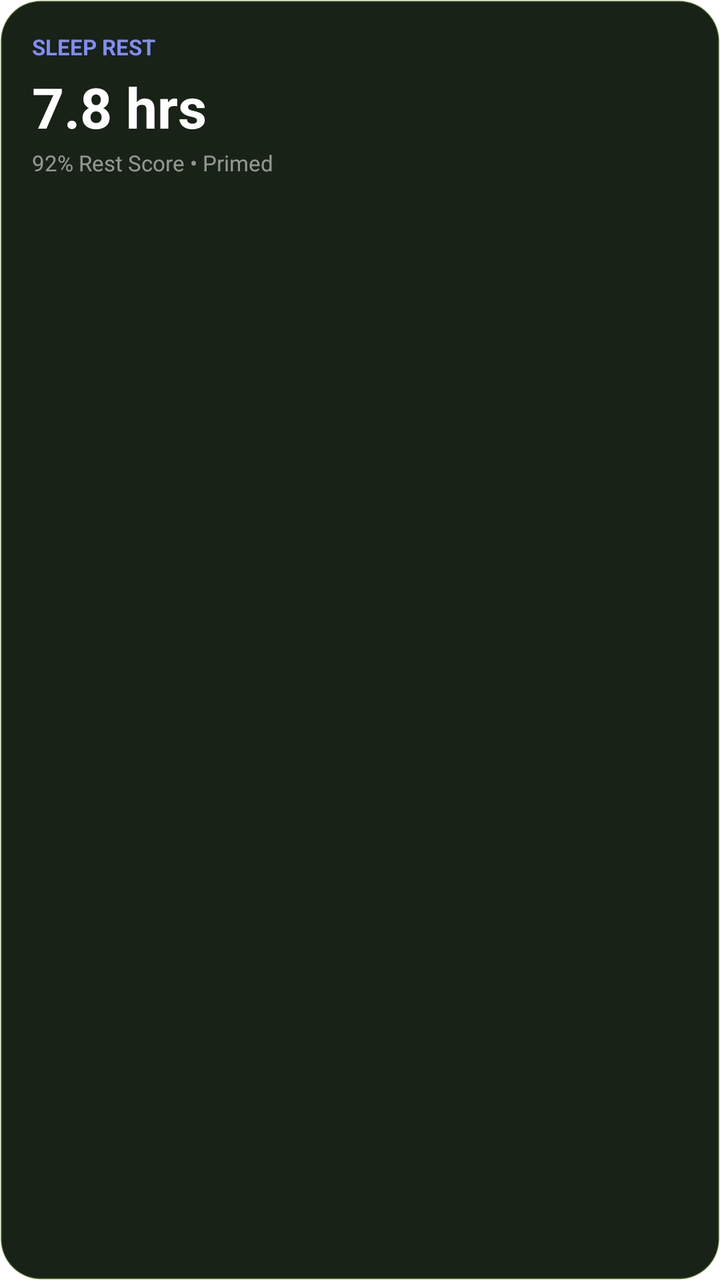
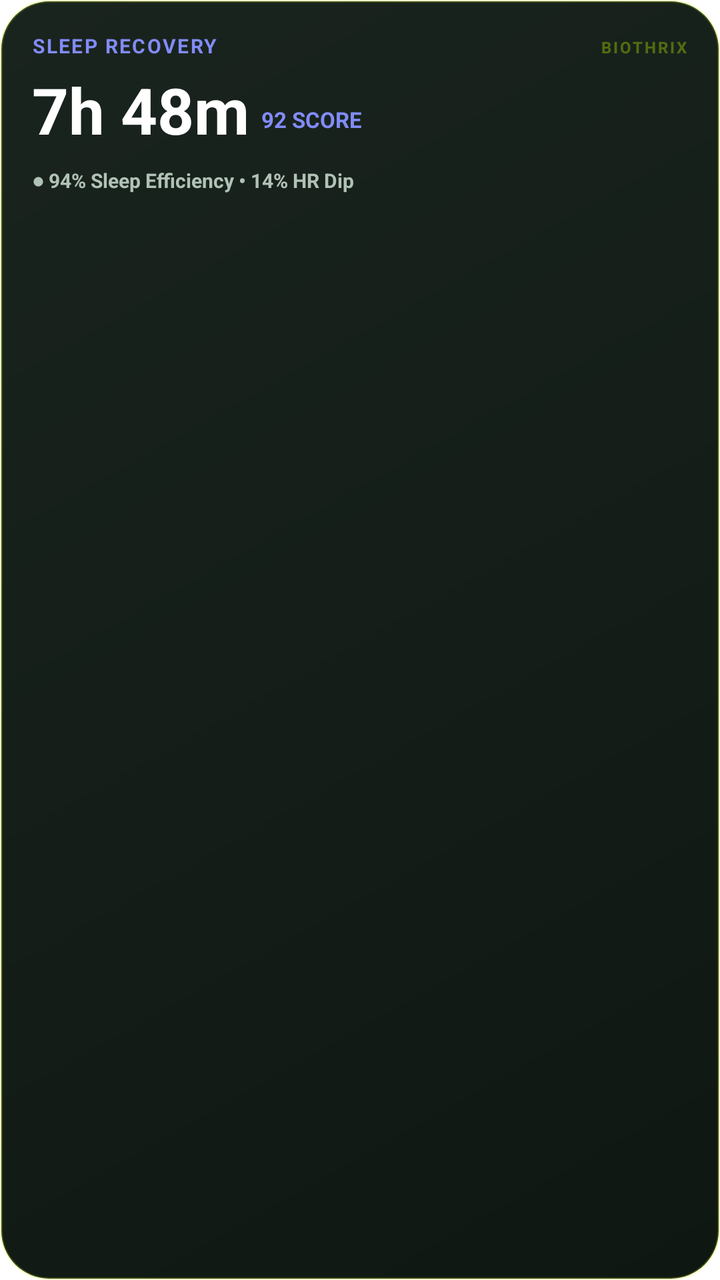

Compare the two renders of this Android layout. The source of the first and the diff that turns it into the second are given below.
<!-- AndroidManifest.xml: fallback theme Theme.MaterialComponents.DayNight.NoActionBar -->
<!-- res/layout/widget_sleep.xml -->
<?xml version="1.0" encoding="utf-8"?>
<LinearLayout xmlns:android="http://schemas.android.com/apk/res/android"
    android:id="@+id/widget_sleep_root"
    android:layout_width="match_parent"
    android:layout_height="match_parent"
    android:background="@drawable/widget_background"
    android:orientation="vertical"
    android:padding="16dp">

    <TextView
        android:id="@+id/widget_sleep_title"
        android:layout_width="wrap_content"
        android:layout_height="wrap_content"
        android:text="SLEEP REST"
        android:textColor="#818CF8"
        android:textSize="11sp"
        android:textStyle="bold" />

    <TextView
        android:id="@+id/widget_sleep_value"
        android:layout_width="wrap_content"
        android:layout_height="wrap_content"
        android:layout_marginTop="4dp"
        android:text="7.8 hrs"
        android:textColor="#FFFFFF"
        android:textSize="28sp"
        android:textStyle="bold" />

    <TextView
        android:id="@+id/widget_sleep_subtitle"
        android:layout_width="wrap_content"
        android:layout_height="wrap_content"
        android:layout_marginTop="2dp"
        android:text="92% Rest Score • Primed"
        android:textColor="#88FFFFFF"
        android:textSize="11sp" />
</LinearLayout>
<!-- resources referenced by this layout -->
<resources>
  <!-- drawable widget_background (drawable) -->
  <?xml version="1.0" encoding="utf-8"?>
  <shape xmlns:android="http://schemas.android.com/apk/res/android"
      android:shape="rectangle">
      <corners android:radius="20dp" />
      <solid android:color="#182216" />
      <stroke android:width="1dp" android:color="#33B5E655" />
  </shape>
</resources>

<!-- the commit's change to res/layout/widget_sleep.xml (unified diff, before → after) -->
@@ -7,31 +7,66 @@
     android:orientation="vertical"
     android:padding="16dp">
 
-    <TextView
-        android:id="@+id/widget_sleep_title"
+    
+    <LinearLayout
+        android:layout_width="match_parent"
+        android:layout_height="wrap_content"
+        android:orientation="horizontal">
+        <TextView
+            android:id="@+id/widget_sleep_title"
+            android:layout_width="0dp"
+            android:layout_height="wrap_content"
+            android:layout_weight="1"
+            android:text="SLEEP RECOVERY"
+            android:textColor="#818CF8"
+            android:textSize="10sp"
+            android:textStyle="bold"
+            android:letterSpacing="0.08" />
+        <TextView
+            android:layout_width="wrap_content"
+            android:layout_height="wrap_content"
+            android:text="BIOTHRIX"
+            android:textColor="#55CCFF00"
+            android:textSize="8sp"
+            android:textStyle="bold"
+            android:letterSpacing="0.12" />
+    </LinearLayout>
+
+    
+    <LinearLayout
         android:layout_width="wrap_content"
         android:layout_height="wrap_content"
-        android:text="SLEEP REST"
-        android:textColor="#818CF8"
-        android:textSize="11sp"
-        android:textStyle="bold" />
+        android:layout_marginTop="8dp"
+        android:orientation="horizontal">
+        <TextView
+            android:id="@+id/widget_sleep_value"
+            android:layout_width="wrap_content"
+            android:layout_height="wrap_content"
+            android:text="7h 48m"
+            android:textColor="#FFFFFF"
+            android:textSize="32sp"
+            android:textStyle="bold"
+            android:includeFontPadding="false" />
+        <TextView
+            android:layout_width="wrap_content"
+            android:layout_height="wrap_content"
+            android:layout_gravity="bottom"
+            android:layout_marginStart="6dp"
+            android:layout_marginBottom="4dp"
+            android:text="92 SCORE"
+            android:textColor="#818CF8"
+            android:textSize="11sp"
+            android:textStyle="bold" />
+    </LinearLayout>
 
-    <TextView
-        android:id="@+id/widget_sleep_value"
-        android:layout_width="wrap_content"
-        android:layout_height="wrap_content"
-        android:layout_marginTop="4dp"
-        android:text="7.8 hrs"
-        android:textColor="#FFFFFF"
-        android:textSize="28sp"
-        android:textStyle="bold" />
-
+    
     <TextView
         android:id="@+id/widget_sleep_subtitle"
         android:layout_width="wrap_content"
         android:layout_height="wrap_content"
-        android:layout_marginTop="2dp"
-        android:text="92% Rest Score • Primed"
-        android:textColor="#88FFFFFF"
-        android:textSize="11sp" />
+        android:layout_marginTop="8dp"
+        android:text="● 94% Sleep Efficiency • 14% HR Dip"
+        android:textColor="#B0C2B6"
+        android:textSize="10sp"
+        android:textStyle="bold" />
 </LinearLayout>
<!-- resource entries referenced after the edit -->
@@ -4,9 +4,13 @@
   <?xml version="1.0" encoding="utf-8"?>
   <shape xmlns:android="http://schemas.android.com/apk/res/android"
       android:shape="rectangle">
-      <corners android:radius="20dp" />
-      <solid android:color="#182216" />
-      <stroke android:width="1dp" android:color="#33B5E655" />
+      <corners android:radius="24dp" />
+      <gradient
+          android:angle="315"
+          android:startColor="#1A241E"
+          android:endColor="#0F1712"
+          android:type="linear" />
+      <stroke android:width="1.2dp" android:color="#33CCFF00" />
   </shape>
 </resources>
 
